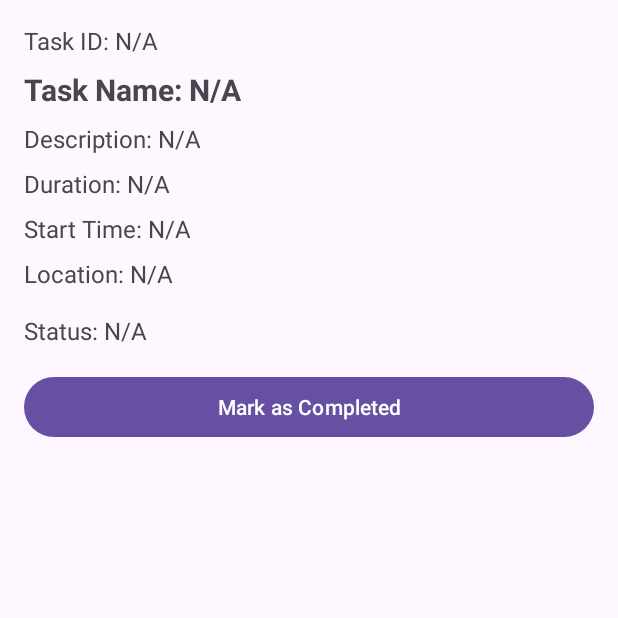
After one commit to Evangelia2/DailyTasker, an Android app: the TaskDetailsActivity screen opened directly, with no data from a screen before it, on a phone screen of 412 x 824 dp, the top half of it. The commit adds this screen. Run offline under Robolectric (Android 15) with nearby library versions, the phone set to English and light mode, and no system bars; our stand-ins replace Room's generated code.

Commit message:
A,B,C,D works except location

```diff
--- a/src/main/AndroidManifest.xml
+++ b/src/main/AndroidManifest.xml
@@ -23,6 +23,8 @@
         </activity>
         <activity android:name=".CreateTaskActivity" />
         <activity android:name=".DeleteTaskActivity" />
+        <activity android:name=".TaskDetailsActivity" />
+
 
 
     </application>
--- /dev/null
+++ b/src/main/java/gr/hua/dit/android/dailytasker/TaskDetailsActivity.java
@@ -0,0 +1,99 @@
+package gr.hua.dit.android.dailytasker;
+
+import android.content.Intent;
+import android.os.Bundle;
+import android.util.Log;
+import android.widget.Button;
+import android.widget.TextView;
+import android.widget.Toast;
+
+import androidx.appcompat.app.AppCompatActivity;
+import androidx.room.Room;
+
+public class TaskDetailsActivity extends AppCompatActivity {
+
+    private TaskDatabase taskDatabase;
+    private Task currentTask;
+
+    @Override
+    protected void onCreate(Bundle savedInstanceState) {
+        super.onCreate(savedInstanceState);
+        setContentView(R.layout.activity_task_details);
+
+        // Get references to the TextViews and Button
+        TextView taskIdTextView = findViewById(R.id.taskId);
+        TextView taskNameTextView = findViewById(R.id.taskName);
+        TextView taskDescriptionTextView = findViewById(R.id.taskDescription);
+        TextView taskDurationTextView = findViewById(R.id.taskDuration);
+        TextView taskStartTimeTextView = findViewById(R.id.taskStartTime);
+        TextView taskLocationTextView = findViewById(R.id.taskLocation);
+        TextView taskStatusTextView = findViewById(R.id.taskStatus);
+        Button completeTaskButton = findViewById(R.id.btnCompleteTask);
+
+        // Get task data from Intent
+        Intent intent = getIntent();
+        String taskId = intent.getStringExtra("task_id");
+        Log.d("TaskDetailsActivity", "Retrieved Task ID: " + taskId);
+        String taskName = intent.getStringExtra("task_name");
+        String taskDescription = intent.getStringExtra("task_description");
+        String taskDuration = intent.getStringExtra("task_duration");
+        Log.d("TaskDetailsActivity", "Task Duration from Intent: " + taskDuration);
+
+        String taskStartTime = intent.getStringExtra("task_start_time");
+        String taskLocation = intent.getStringExtra("task_location");
+        String taskStatus = intent.getStringExtra("task_status");
+
+        Log.d("TaskDetailsActivity", "Task ID: " + taskId);
+        Log.d("TaskDetailsActivity", "Task Name: " + taskName);
+        Log.d("TaskDetailsActivity", "Task Description: " + taskDescription);
+        Log.d("TaskDetailsActivity", "Task Duration: " + taskDuration);
+        Log.d("TaskDetailsActivity", "Task Start Time: " + taskStartTime);
+        Log.d("TaskDetailsActivity", "Task Location: " + taskLocation);
+        Log.d("TaskDetailsActivity", "Task Status: " + taskStatus);
+
+
+        // Set default text if data is null
+        taskIdTextView.setText("Task ID: " + (taskId != null ? taskId : "N/A"));
+        taskNameTextView.setText("Task Name: " + (taskName != null ? taskName : "N/A"));
+        taskDescriptionTextView.setText("Description: " + (taskDescription != null ? taskDescription : "N/A"));
+        taskDurationTextView.setText("Duration: " + (taskDuration != null ? taskDuration : "N/A"));
+        taskStartTimeTextView.setText("Start Time: " + (taskStartTime != null ? taskStartTime : "N/A"));
+        taskLocationTextView.setText("Location: " + (taskLocation != null ? taskLocation : "N/A"));
+        taskStatusTextView.setText("Status: " + (taskStatus != null ? taskStatus : "N/A"));
+
+        // Set up the button to mark the task as completed
+        completeTaskButton.setOnClickListener(v -> {
+            if (taskId != null) {
+                updateTaskStatusInDatabase(taskId, "Completed");
+                taskStatusTextView.setText("Status: Completed");
+                Toast.makeText(this, "Task marked as completed", Toast.LENGTH_SHORT).show();
+            } else {
+                Toast.makeText(this, "Task ID is missing", Toast.LENGTH_SHORT).show();
+            }
+        });
+    }
+
+    // Method to update task status in the database
+    private void updateTaskStatusInDatabase(String taskId, String newStatus) {
+        if (taskId == null || taskId.isEmpty()) {
+            Log.e("TaskDetailsActivity", "Task ID is null or empty!");
+            Toast.makeText(this, "Task ID is missing!", Toast.LENGTH_SHORT).show();
+            return;
+        }
+
+        TaskDatabase taskDatabase = Room.databaseBuilder(getApplicationContext(),
+                TaskDatabase.class, "task-database").allowMainThreadQueries().build();
+
+        Task task = taskDatabase.taskDao().getTaskById(Integer.parseInt(taskId));
+        if (task != null) {
+
+            task.setStatus(newStatus);
+            taskDatabase.taskDao().updateTask(task);
+            Log.d("TaskDetailsActivity", "Task status updated to: " + newStatus);
+        } else {
+            Log.e("TaskDetailsActivity", "Task not found with ID: " + taskId);
+            Toast.makeText(this, "Task not found!", Toast.LENGTH_SHORT).show();
+        }
+    }
+
+}
--- /dev/null
+++ b/src/main/res/layout/activity_task_details.xml
@@ -0,0 +1,79 @@
+<LinearLayout
+    xmlns:android="http://schemas.android.com/apk/res/android"
+    android:layout_width="match_parent"
+    android:layout_height="match_parent"
+    android:orientation="vertical"
+    android:padding="16dp">
+
+    <!-- Task ID -->
+    <TextView
+        android:id="@+id/taskId"
+        android:layout_width="wrap_content"
+        android:layout_height="wrap_content"
+        android:text="Task ID: 1"
+        android:textSize="16sp"
+        android:layout_marginBottom="8dp" />
+
+    <!-- Task Name -->
+    <TextView
+        android:id="@+id/taskName"
+        android:layout_width="wrap_content"
+        android:layout_height="wrap_content"
+        android:text="Task Name: Example Task"
+        android:textSize="20sp"
+        android:textStyle="bold"
+        android:layout_marginBottom="8dp" />
+
+    <!-- Task Description -->
+    <TextView
+        android:id="@+id/taskDescription"
+        android:layout_width="wrap_content"
+        android:layout_height="wrap_content"
+        android:text="Description: This is a sample task description."
+        android:textSize="16sp"
+        android:layout_marginBottom="8dp" />
+
+    <!-- Task Duration -->
+    <TextView
+        android:id="@+id/taskDuration"
+        android:layout_width="wrap_content"
+        android:layout_height="wrap_content"
+        android:text="Duration: 2 hours"
+        android:textSize="16sp"
+        android:layout_marginBottom="8dp" />
+
+    <!-- Task Start Time -->
+    <TextView
+        android:id="@+id/taskStartTime"
+        android:layout_width="wrap_content"
+        android:layout_height="wrap_content"
+        android:text="Start Time: 10:00 AM"
+        android:textSize="16sp"
+        android:layout_marginBottom="8dp" />
+
+    <!-- Task Location -->
+    <TextView
+        android:id="@+id/taskLocation"
+        android:layout_width="wrap_content"
+        android:layout_height="wrap_content"
+        android:text="Location: Office"
+        android:textSize="16sp"
+        android:layout_marginBottom="16dp" />
+
+    <!-- Task Status -->
+    <TextView
+        android:id="@+id/taskStatus"
+        android:layout_width="wrap_content"
+        android:layout_height="wrap_content"
+        android:text="Status: Pending"
+        android:textSize="16sp"
+        android:layout_marginBottom="16dp" />
+
+    <!-- Button to mark task as completed -->
+    <Button
+        android:id="@+id/btnCompleteTask"
+        android:layout_width="match_parent"
+        android:layout_height="wrap_content"
+        android:text="Mark as Completed"
+        android:layout_marginBottom="16dp" />
+</LinearLayout>
```
Also changed, not shown: src/main/java/gr/hua/dit/android/dailytasker/DeleteTaskActivity.java (+6 -1 lines), src/main/java/gr/hua/dit/android/dailytasker/MainActivity.java (+43 -13 lines), src/main/java/gr/hua/dit/android/dailytasker/Task.java (+28 -3 lines), src/main/java/gr/hua/dit/android/dailytasker/TaskAdapter.java (+15 -1 lines), src/main/java/gr/hua/dit/android/dailytasker/TaskDao.java (+17 -0 lines), src/main/java/gr/hua/dit/android/dailytasker/TaskStatusUpdateWorker.java (added, +47 -0 lines), src/main/res/layout/activity_main.xml (+4 -3 lines), src/main/java/gr/hua/dit/android/dailytasker/CreateTaskActivity.java (line endings or trailing spaces).
